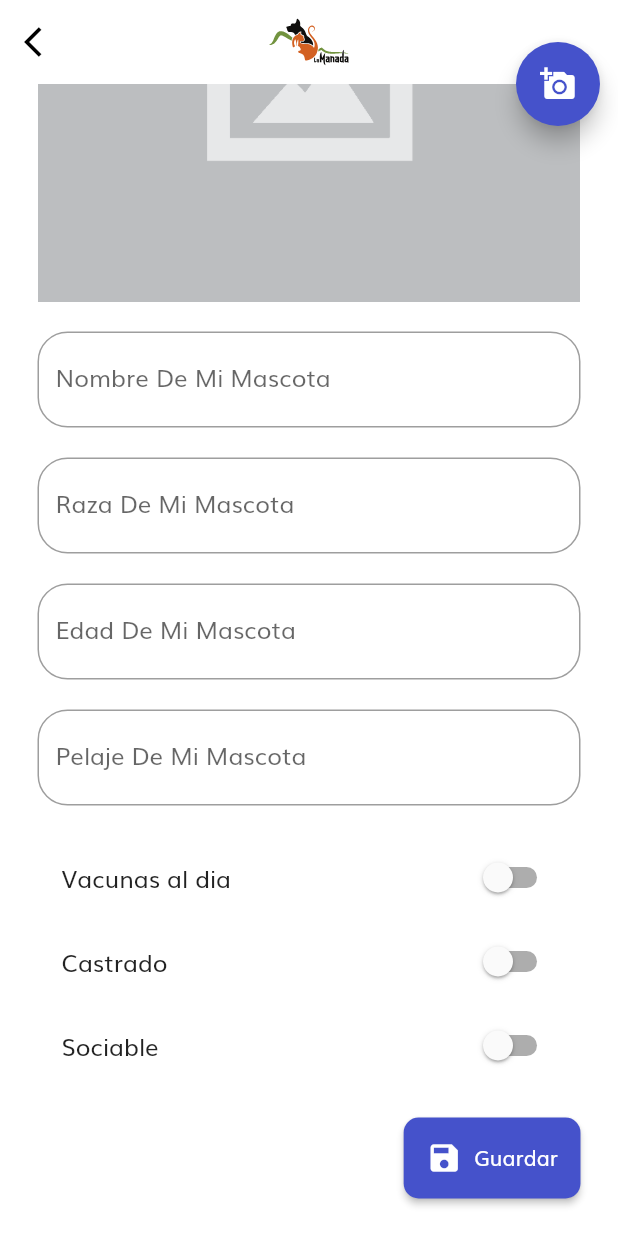
After one commit to StevenMontero/grocery_store_app_mobile, a Flutter app: the PetFormPage screen opened by its route, scrolled down 180 dp, after a tap on "Vacunas al dia", on a phone screen of 412 x 824 dp. The commit adds this screen. Run offline on Flutter 3.47's test engine with Material 2 defaults, Android fonts, the phone set to English and light mode, and no system bars; our stand-ins replace bloc, cloud_firestore, equatable, firebase_auth, firebase_core, flutter_bloc and 8 more; missing offline and left inert: dart:ffi, flutter_facebook_auth, pedantic; accounts and stored records are empty; project files that could hold a hidden picture were left out.

Commit message:
Se agrega al perfil la funcionalidad de agregar mascotas

```diff
--- /dev/null
+++ b/lib/src/blocs/PetCubit/pet_state.dart
@@ -0,0 +1,73 @@
+part of 'pet_cubit.dart';
+
+class PetState extends Equatable {
+  const PetState({
+
+    this.petID,
+    this.userID,
+    this.name,
+    this.breed,
+    this.age,
+    this.fur,
+    this.isVaccinationUpDate = false,
+    this.isCastrated = false,
+    this.isSociable = false,
+    this.photoUrl,
+    this.status
+  });
+
+  final String petID;
+  final String userID;
+  final String name;
+  final String breed;
+  final int age;
+  final String fur;
+  final bool isVaccinationUpDate;
+  final bool isCastrated;
+  final bool isSociable;
+  final String photoUrl;
+  final FormzStatus status;
+
+  PetState copyWith({
+    String petID,
+    String userID,
+    String name,
+    String breed,
+    int age,
+    String fur,
+    bool isVaccinationUpDate,
+    bool isCastrated,
+    bool isSociable,
+    String photoUrl,
+    FormzStatus status,
+  }) {
+    return PetState(
+        petID: petID ?? this.petID,
+        userID: userID ?? this.userID,
+        name: name ?? this.name,
+        breed: breed ?? this.breed,
+        age: age ?? this.age,
+        fur: fur ?? this.fur,
+        isVaccinationUpDate: isVaccinationUpDate ?? this.isVaccinationUpDate,
+        isCastrated: isCastrated ?? this.isCastrated,
+        isSociable: isSociable ?? this.isSociable,
+        photoUrl: photoUrl ?? this.photoUrl,
+        status: status ?? this.status,
+        );
+  }
+
+  @override
+  List<Object> get props => [
+        petID,
+        userID,
+        name,
+        breed,
+        age,
+        fur,
+        isVaccinationUpDate,
+        isCastrated,
+        isSociable,
+        photoUrl,
+        status,
+      ];
+}
--- /dev/null
+++ b/lib/src/pages/Profile/add_pet_page.dart
@@ -0,0 +1,303 @@
+import 'dart:io';
+
+import 'package:flutter/material.dart';
+import 'package:flutter_bloc/flutter_bloc.dart';
+import 'package:flutter_svg/svg.dart';
+import 'package:image_picker/image_picker.dart';
+import 'package:lamanda_petshopcr/src/blocs/AuthenticationBloc/authentication_bloc.dart';
+import 'package:lamanda_petshopcr/src/blocs/PetCubit/pet_cubit.dart';
+import 'package:lamanda_petshopcr/src/library/language_library/easy_localization.dart';
+import 'package:lamanda_petshopcr/src/models/pet.dart';
+import 'package:lamanda_petshopcr/src/repository/pet_repositorydb.dart';
+import 'package:lamanda_petshopcr/src/theme/colors.dart';
+
+class PetFormPage extends StatefulWidget {
+  @override
+  _PetFormPageState createState() => _PetFormPageState();
+}
+
+class _PetFormPageState extends State<PetFormPage> {
+  Pet _pet = new Pet();
+  File _photo;
+  final picker = ImagePicker();
+
+  bool _isCastrated = false;
+  bool _isSociable = false;
+  bool _isVacunas = false;
+
+  @override
+  Widget build(BuildContext context) {
+    return BlocProvider(
+        create: (context) => PetCubit(PetRepository()),
+        child: Scaffold(
+          appBar: _titlePage(),
+          body: SingleChildScrollView(
+            child: Container(
+              padding: EdgeInsets.all(25.0),
+              child: Form(
+                  child: Column(
+                children: <Widget>[
+                  _viewPhoto(),
+                  SizedBox(height: 20.0),
+                  _petName(),
+                  SizedBox(height: 20.0),
+                  _petBreed(),
+                  SizedBox(height: 20.0),
+                  _petAge(),
+                  SizedBox(height: 20.0),
+                  _petFur(),
+                  SizedBox(height: 20.0),
+                  buildOptionsSwitch(),
+                  SizedBox(height: 20.0),
+                  Row(
+                    mainAxisAlignment: MainAxisAlignment.end,
+                    children: <Widget>[
+                      SizedBox(width: 20.0),
+                      _submitButton(),
+                    ],
+                  ),
+                ],
+              )),
+            ),
+          ),
+          floatingActionButtonLocation: FloatingActionButtonLocation.miniEndTop,
+          floatingActionButton: FloatingActionButton(
+            backgroundColor: ColorsApp.primaryColorBlue,
+            child: Icon(Icons.add_a_photo),
+            onPressed: () => _selectImage(),
+          ),
+        ));
+  }
+
+  Widget _titlePage() {
+    return AppBar(
+      leading: SafeArea(
+        child: IconButton(
+          icon: Icon(Icons.arrow_back_ios, color: Colors.black),
+          onPressed: () => Navigator.of(context).pop(),
+        ),
+      ),
+      centerTitle: true,
+      title: SafeArea(
+        child: Container(
+          child: SvgPicture.asset(
+            'assets/images/Logo_COLOR.svg',
+            height: 45,
+            width: 60,
+            fit: BoxFit.scaleDown,
+          ),
+        ),
+      ),
+    );
+  }
+
+  Widget _viewPhoto() {
+    if (_pet.photoUrl != null) {
+      return Image(
+        image: NetworkImage(_pet.photoUrl),
+        height: 300.0,
+        fit: BoxFit.cover,
+      );
+    } else {
+      return Image(
+        image: AssetImage(_photo?.path ?? 'assets/images/no-image.png'),
+        height: 300.0,
+        fit: BoxFit.cover,
+      );
+    }
+  }
+
+  Widget _petName() {
+    return BlocBuilder<PetCubit, PetState>(
+      buildWhen: (previous, current) => previous.name != current.name,
+      builder: (context, state) {
+        return TextFormField(
+          initialValue: '',
+          decoration: InputDecoration(
+              labelText:
+                  AppLocalizations.of(context).tr('Nombre De Mi Mascota'),
+              border: OutlineInputBorder(
+                borderRadius: BorderRadius.circular(20.0),
+              )),
+          onChanged: (value) => context.bloc<PetCubit>().nameChanged(value),
+          validator: (value) {
+            if (value.length < 1) {
+              return 'Digite el nombre de la mascota';
+            } else {
+              return null;
+            }
+          },
+        );
+      },
+    );
+  }
+
+  Widget _petBreed() {
+    return BlocBuilder<PetCubit, PetState>(
+      buildWhen: (previous, current) => previous.breed != current.breed,
+      builder: (context, state) {
+        return TextFormField(
+          initialValue: '',
+          decoration: InputDecoration(
+              labelText: AppLocalizations.of(context).tr('Raza De Mi Mascota'),
+              border: OutlineInputBorder(
+                borderRadius: BorderRadius.circular(20.0),
+              )),
+          onChanged: (value) => context.bloc<PetCubit>().breedChanged(value),
+          validator: (value) {
+            if (value.length < 1) {
+              return 'Digite la raza de la mascota';
+            } else {
+              return null;
+            }
+          },
+        );
+      },
+    );
+  }
+
+  Widget _petAge() {
+    return BlocBuilder<PetCubit, PetState>(
+      buildWhen: (previous, current) => previous.age != current.age,
+      builder: (context, state) {
+        return TextField(
+          decoration: InputDecoration(
+              labelText: AppLocalizations.of(context).tr('Edad De Mi Mascota'),
+              border: OutlineInputBorder(
+                borderRadius: BorderRadius.circular(20.0),
+              )),
+          keyboardType: TextInputType.number,
+          onChanged: (value) =>
+              context.bloc<PetCubit>().ageChanged(int.parse(value)),
+        );
+      },
+    );
+  }
+
+  Widget _petFur() {
+    return BlocBuilder<PetCubit, PetState>(
+      buildWhen: (previous, current) => previous.fur != current.fur,
+      builder: (context, state) {
+        return TextFormField(
+          initialValue: '',
+          decoration: InputDecoration(
+              labelText:
+                  AppLocalizations.of(context).tr('Pelaje De Mi Mascota'),
+              border: OutlineInputBorder(
+                borderRadius: BorderRadius.circular(20.0),
+              )),
+          onChanged: (value) => context.bloc<PetCubit>().furChanged(value),
+          validator: (value) {
+            if (value.length < 1) {
+              return 'Digite el tipo de pelaje de la mascota';
+            } else {
+              return null;
+            }
+          },
+        );
+      },
+    );
+  }
+
+  Widget buildOptionsSwitch() {
+    return Column(
+      children: [
+        BlocBuilder<PetCubit, PetState>(builder: (context, state) {
+          return SwitchListTile(
+            title: Text('Vacunas al dia'),
+            activeColor: ColorsApp.secondaryColorlightPurple,
+            value: _isVacunas,
+            onChanged: (value) {
+              setState(() {
+                _isVacunas = value;
+                context.bloc<PetCubit>().isVaccinationUpDateChanged(value);
+              });
+            },
+          );
+        }),
+        BlocBuilder<PetCubit, PetState>(builder: (context, state) {
+          return SwitchListTile(
+            title: Text('Castrado'),
+            activeColor: ColorsApp.secondaryColorlightPurple,
+            value: _isCastrated,
+            onChanged: (value) {
+              setState(() {
+                _isCastrated = value;
+                context.bloc<PetCubit>().isCastratedDateChanged(value);
+              });
+            },
+          );
+        }),
+        BlocBuilder<PetCubit, PetState>(builder: (context, state) {
+          return SwitchListTile(
+            title: Text('Sociable'),
+            activeColor: ColorsApp.secondaryColorlightPurple,
+            value: _isSociable,
+            onChanged: (value) {
+              setState(() {
+                _isSociable = value;
+                context.bloc<PetCubit>().isSociableChanged(value);
+              });
+            },
+          );
+        })
+      ],
+    );
+  }
+
+  Widget _submitButton() {
+    return BlocBuilder<PetCubit, PetState>(builder: (context, state) {
+      return RaisedButton.icon(
+        shape:
+            RoundedRectangleBorder(borderRadius: BorderRadius.circular(10.0)),
+        padding: EdgeInsets.all(15.0),
+        color: ColorsApp.primaryColorBlue,
+        textColor: Colors.white,
+        onPressed: () {
+          final user = BlocProvider.of<AuthenticationBloc>(context).state.user;
+          context.bloc<PetCubit>().addPetForm(user.id);
+          Navigator.of(context).pop();
+        },
+        icon: Icon(Icons.save),
+        label: Text('Guardar'),
+      );
+    });
+  }
+
+  Future<void> _selectImage() {
+    return showDialog(
+        context: context,
+        builder: (context) {
+          return AlertDialog(
+            title: Text("Seleccione el medio"),
+            content: SingleChildScrollView(
+              child: ListBody(
+                children: <Widget>[
+                  GestureDetector(
+                    child: Text("Galería"),
+                    onTap: () => _selectPhoto(ImageSource.gallery),
+                  ),
+                  Padding(padding: EdgeInsets.all(8.0)),
+                  GestureDetector(
+                    child: Text("Cámara"),
+                    onTap: () => _selectPhoto(ImageSource.camera),
+                  ),
+                ],
+              ),
+            ),
+          );
+        });
+  }
+
+  _selectPhoto(ImageSource source) async {
+    final pickedFile = await picker.getImage(source: source, imageQuality: 70);
+    setState(() {
+      if (pickedFile != null) {
+        //product.photoUrl = null;
+        _photo = File(pickedFile.path);
+      } else {
+        print('No image selected.');
+      }
+    });
+  }
+}
--- a/lib/src/pages/Quotes/Kindergarten/kindergarten_page.dart
+++ b/lib/src/pages/Quotes/Kindergarten/kindergarten_page.dart
@@ -1,10 +1,8 @@
 //KindergartenScreen
-
 import 'package:flutter/material.dart';
 import 'package:intl/intl.dart';
 import 'package:flutter_bloc/flutter_bloc.dart';
 import 'package:lamanda_petshopcr/src/blocs/AuthenticationBloc/authentication_bloc.dart';
-import 'package:lamanda_petshopcr/src/blocs/HotelCubit/hotel_cubit.dart';
 import 'package:lamanda_petshopcr/src/blocs/KinderCubit/kinder_cubit.dart';
 import 'package:lamanda_petshopcr/src/models/userProfile.dart';
 import 'package:lamanda_petshopcr/src/repository/daycare_appointment_repositorydb.dart';
--- a/lib/src/repository/user_repository.dart
+++ b/lib/src/repository/user_repository.dart
@@ -23,7 +23,7 @@ class UserRepository{
     }
   }
 
-  Future<void> updateUser(UserProfile user, ){
+  Future<void> updateUser(UserProfile user){
     return _ref.doc(user.id)
     .update(user.toJson())
     .then((value) => print('Success Update'))
--- a/lib/src/routes/routes.dart
+++ b/lib/src/routes/routes.dart
@@ -1,4 +1,5 @@
 import 'package:flutter/material.dart';
+import 'package:lamanda_petshopcr/src/pages/Profile/add_pet_page.dart';
 import 'package:lamanda_petshopcr/src/pages/Quotes/Hotel/hotel_page.dart';
 import 'package:lamanda_petshopcr/src/pages/Quotes/Nursey/nursey_page.dart';
 import 'package:lamanda_petshopcr/src/pages/Quotes/QuotesGrooming/grooming_page.dart';
@@ -24,5 +25,6 @@ Map<String, WidgetBuilder> getRoutesApp() {
     'kinder': (BuildContext context) => KindergartenScreen(),
     'hotel': (BuildContext context) => HotelScreen(),
     'nursey': (BuildContext context) => NurseyScreen(),
+    'petForm': (BuildContext context) => PetFormPage(),
   };
 }
--- a/pubspec.yaml
+++ b/pubspec.yaml
@@ -30,6 +30,7 @@ dependencies:
   bloc: ^6.0.3
   cloud_firestore: ^0.14.1+3
   cupertino_icons: ^0.1.3
+  image_picker: ^0.6.7
   equatable: ^1.2.3
   firebase_core: "0.5.0+1 "
   flutter_bloc: ^6.0.6
```
Also changed, not shown: lib/src/blocs/PetCubit/pet_cubit.dart (added, +65 -0 lines), lib/src/models/pet.dart (+17 -25 lines), lib/src/pages/Profile/profile_page.dart (+25 -1 lines), assets/images/no-image.png (added), pubspec.lock.
